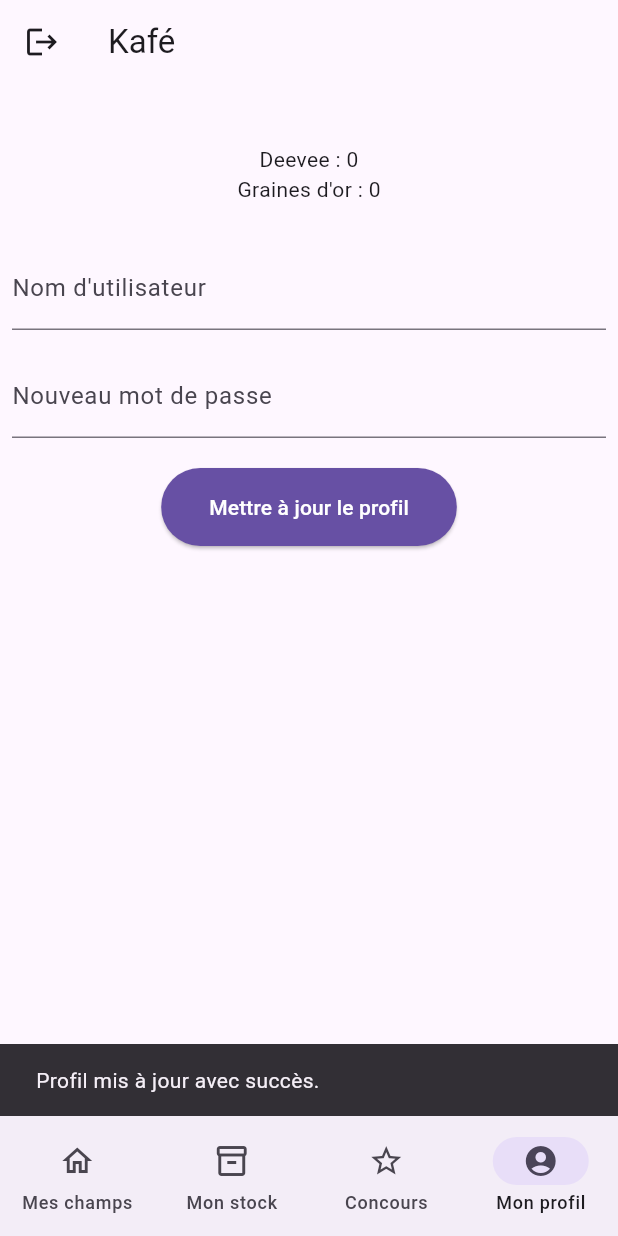
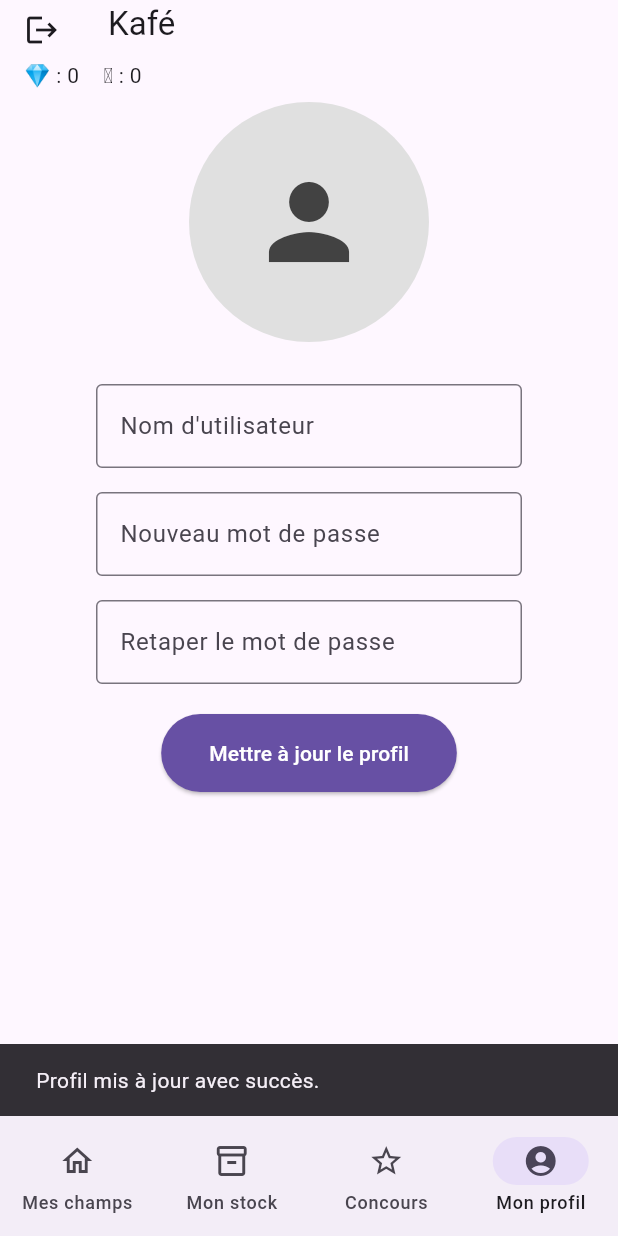
Before and after one commit to iDrack/kafe, a Flutter app: the MainView screen opened by its route, item 4 of the bottom bar chosen, after a tap on "Mettre à jour le profil", on a phone screen of 412 x 824 dp. Run offline on Flutter 3.47's test engine with Material 3 defaults, Android fonts, the phone set to English and light mode, and no system bars; our stand-ins replace cloud_firestore, firebase_auth, firebase_core, flutter_hooks, flutter_riverpod, hooks_riverpod and 1 more; accounts and stored records are empty; generated files the repository leaves out were written again; network calls fail.

Commit message:
Ajout de la fonctionnalité de sélection d'image et création des modèles Champ, Plan, Pousse, et Specificite

```diff
--- /dev/null
+++ b/lib/providers/champ_stream_provider.dart
@@ -0,0 +1,48 @@
+import 'package:cloud_firestore/cloud_firestore.dart';
+import 'package:flutter_riverpod/flutter_riverpod.dart';
+import 'package:kafe/models/champ.dart';
+
+final champStreamProvider =
+    StreamNotifierProvider<ChampStreamNotifier, List<Champ>>(
+      ChampStreamNotifier.new,
+    );
+
+class ChampStreamNotifier extends StreamNotifier<List<Champ>> {
+  @override
+  Stream<List<Champ>> build() {
+    return FirebaseFirestore.instance
+        .collection('champs')
+        .snapshots()
+        .map(
+          (snapshot) =>
+              snapshot.docs
+                  .map((doc) => Champ.fromSnapshot(doc, doc.id))
+                  .toList(),
+        );
+  }
+
+  Future<void> add(Champ champ) async {
+    FirebaseFirestore.instance.collection('champs').add(champ.toDocument());
+  }
+
+  Future<void> updateChamp(Champ champ, String id) async {
+    FirebaseFirestore.instance
+        .collection('champs')
+        .doc(id)
+        .update(champ.toDocument());
+  }
+
+  Stream<List<Champ>> fetchChamps(String userId) {
+    Stream<QuerySnapshot<Map<String, dynamic>>> snapshots;
+    snapshots =
+        FirebaseFirestore.instance
+            .collection('champs')
+            .where('userId', isEqualTo: userId)
+            .snapshots();
+
+    return snapshots.map(
+      (snapshot) =>
+          snapshot.docs.map((doc) => Champ.fromSnapshot(doc, doc.id)).toList(),
+    );
+  }
+}
--- a/lib/views/main_view.dart
+++ b/lib/views/main_view.dart
@@ -4,6 +4,7 @@ import 'package:flutter/material.dart';
 import 'package:flutter_hooks/flutter_hooks.dart';
 import 'package:hooks_riverpod/hooks_riverpod.dart';
 
+import '../models/app_user.dart';
 import '../providers/firebase_auth_provider.dart';
 import '../widgets/logout_widget.dart';
 import 'pages/account_page.dart';
@@ -14,10 +15,11 @@ class MainView extends HookConsumerWidget {
 
   @override
   Widget build(BuildContext context, WidgetRef ref) {
+    final AppUser? user = ref.watch(userProvider);
 
     final selectedIndex = useState(0);
 
-    const List<Widget> widgetOptions = <Widget> [
+    List<Widget> widgetOptions = <Widget> [
       HomePage(),
       Text('Inventaire'),
       Text('Concours'),
@@ -36,17 +38,22 @@ class MainView extends HookConsumerWidget {
       });
       return null;
     });
-    const height = 64.0;
     return DefaultTabController(
           length: 2,
           child: Scaffold(
               appBar: AppBar(
                 title: const Text("Kafé"),
+                bottom: PreferredSize(preferredSize: const Size.fromHeight(12.0), child: Padding(
+                  padding: const EdgeInsets.symmetric(horizontal: 16,vertical: 8.0),
+                  child: Row(children: [
+                    Text("💎 : ${user?.deevee}"),
+                    SizedBox(width: 16.0),
+                    Text("🪙 : ${user?.goldenSeed}"),
+                  ],),
+                )),
                 leading: LogoutWidget(),
               ),
-              body: Center(
-                child: widgetOptions.elementAt(selectedIndex.value),
-              ),
+              body: widgetOptions.elementAt(selectedIndex.value),
             bottomNavigationBar: NavigationBar(
               selectedIndex: selectedIndex.value,
                 onDestinationSelected: onItemTap,
@@ -56,10 +63,6 @@ class MainView extends HookConsumerWidget {
                   NavigationDestination(icon: Icon(Icons.star_border), label: 'Concours'),
                   NavigationDestination(icon: Icon(Icons.account_circle), label: 'Mon profil'),
                 ])
-            /*bottomNavigationBar: const TabBar(tabs: [
-              Tab(icon: Icon(Icons.home),height: height, text: "Accueil",),
-              Tab(icon: Icon(Icons.account_circle), height: height, text: "Profil",),
-            ]),*/
           ),
         );
       }
--- a/lib/views/pages/account_page.dart
+++ b/lib/views/pages/account_page.dart
@@ -6,9 +6,11 @@ import 'package:flutter_hooks/flutter_hooks.dart';
 import 'package:flutter_riverpod/flutter_riverpod.dart';
 import 'package:hooks_riverpod/hooks_riverpod.dart';
 import 'package:cloud_firestore/cloud_firestore.dart';
+import 'package:image_picker/image_picker.dart';
 
 import '../../models/app_user.dart';
 import '../../providers/firebase_auth_provider.dart';
+import '../../widgets/account/profile_avatar.dart';
 import '../../widgets/form/profile_form.dart';
 
 class AccountPage extends HookConsumerWidget {
@@ -45,15 +47,26 @@ class AccountPage extends HookConsumerWidget {
       isLoading.value = false;
     }
 
-    return Padding(
-      padding: const EdgeInsets.only(top: 40),
-      child:
-          isLoading.value
+    Future<void> pickImage(ImageSource source) async {
+      final pickedFile = await ImagePicker().pickImage(source: source);
+
+      if (pickedFile != null) {
+        const SnackBar(content: Text("Impossible d'uploader votre image, functionnalité payante."));
+      }
+    }
+
+    return isLoading.value
               ? const Center(child: CircularProgressIndicator())
-              : Column(
+              : SingleChildScrollView(
+                child: Padding(
+                  padding: const EdgeInsets.symmetric(horizontal: 56),
+                  child: Column(
                     children: [
-                  Text("Deevee : ${user?.deevee}"),
-                  Text("Graines d'or : ${user?.goldenSeed}"),
+                      ProfileAvatar(
+                        imageUrl: null,
+                        onTapGallery: () => pickImage(ImageSource.gallery),
+                        onTapCamera: () => pickImage(ImageSource.camera),
+                      ),
                       const SizedBox(height: 20),
                       ProfileForm(
                         onSubmit:
@@ -63,6 +76,7 @@ class AccountPage extends HookConsumerWidget {
                       const SizedBox(height: 20),
                     ],
                   ),
+                ),
               );
   }
 }
--- a/lib/views/pages/home_page.dart
+++ b/lib/views/pages/home_page.dart
@@ -1,6 +1,9 @@
 import 'package:flutter/material.dart';
 import 'package:flutter_hooks/flutter_hooks.dart';
 import 'package:hooks_riverpod/hooks_riverpod.dart';
+import 'package:kafe/widgets/champs/champ_filtered_list.dart';
+
+import '../../models/app_user.dart';
 
 class HomePage extends HookConsumerWidget {
   const HomePage({super.key});
@@ -11,6 +14,8 @@ class HomePage extends HookConsumerWidget {
     final chosenPollType = useState(PollType.pollActive);*/
     final searchValue = useState("");
     final isNotEmpty = useState(false);
+
+
 /*
 
     useEffect(() {
@@ -24,13 +29,13 @@ class HomePage extends HookConsumerWidget {
 
     return Column(
       children: [
-        //Ajouter une search bar ici
         Row(
           mainAxisAlignment: MainAxisAlignment.end,
           children: [
             Text("wip")
           ],
         ),
+        Expanded(child: ChampFilteredList())
       ],
     );
   }
--- /dev/null
+++ b/lib/widgets/account/profile_avatar.dart
@@ -0,0 +1,69 @@
+import 'package:flutter/material.dart';
+import 'package:hooks_riverpod/hooks_riverpod.dart';
+
+class ProfileAvatar extends StatelessWidget {
+
+  final String? imageUrl;
+  final double radius;
+  final VoidCallback? onTapGallery;
+  final VoidCallback? onTapCamera;
+
+  const ProfileAvatar({
+    super.key,
+    this.imageUrl,
+    this.radius = 80.0,
+    this.onTapGallery,
+    this.onTapCamera,
+  });
+
+  @override
+  Widget build(BuildContext context) {
+
+    return GestureDetector(
+      onTap: () {
+        showModalBottomSheet(
+          context: context,
+          builder: (context) => Column(
+            mainAxisSize: MainAxisSize.min,
+            children: [
+              ListTile(
+                leading: const Icon(Icons.photo_library),
+                title: const Text('Choisir depuis la galerie'),
+                onTap: () {
+                  Navigator.of(context).pop();
+                  if (onTapGallery != null)  {
+                    onTapGallery!();
+                  }
+                },
+              ),
+              ListTile(
+                leading: const Icon(Icons.camera_alt),
+                title: const Text('Prendre une photo'),
+                onTap: () {
+                  Navigator.of(context).pop();
+                  if (onTapCamera != null) {
+                    onTapCamera!();
+                  }
+                },
+              ),
+            ],
+          )
+          );
+        },
+      child: CircleAvatar(
+            radius: radius,
+            backgroundImage: imageUrl != null
+              ? NetworkImage(imageUrl!)
+              : null,
+            backgroundColor: Colors.grey[300],
+            child: imageUrl == null
+                ? Icon(
+                    Icons.person,
+                    size: radius,
+                    color: Colors.grey[800],
+                  )
+                : null,
+          ),
+      );
+  }
+}
--- /dev/null
+++ b/lib/widgets/champs/champ_filtered_list.dart
@@ -0,0 +1,37 @@
+import 'package:flutter/material.dart';
+import 'package:flutter/src/widgets/framework.dart';
+import 'package:hooks_riverpod/hooks_riverpod.dart';
+import 'package:kafe/models/app_user.dart';
+import 'package:kafe/models/champ.dart';
+import 'package:kafe/providers/champ_stream_provider.dart';
+import 'package:kafe/widgets/champs/champ_list.dart';
+
+import '../../providers/firebase_auth_provider.dart';
+
+class ChampFilteredList extends HookConsumerWidget {
+  const ChampFilteredList({super.key});
+
+  @override
+  Widget build(BuildContext context, WidgetRef ref) {
+    final AppUser? user = ref.watch(userProvider);
+
+    fetchChamps() {
+      if(user == null) return null;
+      return ref.watch(champStreamProvider.notifier).fetchChamps(user.uuid);
+    }
+
+    return StreamBuilder<List<Champ>>(
+      stream: fetchChamps(),
+      builder: (context, snapshot) {
+        if (snapshot.connectionState == ConnectionState.waiting) {
+          return const Center(child: CircularProgressIndicator());
+        } else if (snapshot.hasError) {
+          return Center(child: Text(snapshot.error.toString()));
+        } else if (snapshot.hasData) {
+          return ChampList(champs: snapshot.data!);
+        }
+        return const Center(child: Text("Aucun champ n'éxiste."));
+      },
+    );
+  }
+}
--- /dev/null
+++ b/lib/widgets/champs/champ_list.dart
@@ -0,0 +1,32 @@
+import 'package:flutter/cupertino.dart';
+import 'package:hooks_riverpod/hooks_riverpod.dart';
+
+import '../../models/champ.dart';
+import 'champ_card.dart';
+
+class ChampList extends HookConsumerWidget {
+  List<Champ> champs;
+
+  ChampList({super.key, required this.champs});
+
+  @override
+  Widget build(BuildContext context, WidgetRef ref) {
+    return champs.isEmpty
+        ? Center(
+      child: Text(
+        "Rien à afficher.",
+      ),
+    )
+        : ListView(
+      shrinkWrap: true,
+      children: champs
+          .map((champ) => Padding(
+        padding: const EdgeInsets.all(8),
+        child: ChampCard(
+          champ: champ,
+        ),
+      ))
+          .toList(),
+    );
+  }
+}
--- a/lib/widgets/form/profile_form.dart
+++ b/lib/widgets/form/profile_form.dart
@@ -1,56 +1,58 @@
 import 'package:kafe/widgets/form/submit_button.dart';
     import 'package:kafe/widgets/form/text_input.dart';
     import 'package:flutter/material.dart';
-import 'package:flutter_riverpod/flutter_riverpod.dart';
+    import 'package:flutter_hooks/flutter_hooks.dart';
+    import 'package:hooks_riverpod/hooks_riverpod.dart';
 
     import '../../providers/firebase_auth_provider.dart';
 
-class ProfileForm extends ConsumerStatefulWidget {
-
+    class ProfileForm extends HookConsumerWidget {
       final void Function(String? newUsername, String? newPassword) onSubmit;
 
       const ProfileForm({super.key, required this.onSubmit});
 
       @override
-  _ProfileFormState createState() => _ProfileFormState();
-}
+      Widget build(BuildContext context, WidgetRef ref) {
+        final _formKey = GlobalKey<FormState>();
+        final usernameController = useTextEditingController();
+        final passwordController = useTextEditingController();
+        final secondPasswordController = useTextEditingController();
 
-class _ProfileFormState extends ConsumerState<ProfileForm> {
-
-  final _formKey = GlobalKey<FormState>();
-  final _usernameController = TextEditingController();
-  final _passwordController = TextEditingController();
-
-  @override
-  void initState() {
-    super.initState();
+        // Initialisation du nom d'utilisateur à partir de l'état utilisateur
+        useEffect(() {
           final user = ref.read(userProvider.notifier).state;
           if (user != null) {
-      _usernameController.text = user.name;
+            usernameController.text = user.name;
           }
-  }
+          return null; // Pas de cleanup nécessaire
+        }, []);
 
         void _updateProfile() {
+          if (passwordController.text != secondPasswordController.text) {
+            ScaffoldMessenger.of(context).showSnackBar(
+              const SnackBar(
+                content: Text('Les mots de passes ne correspondent pas.'),
+              ),
+            );
+            return;
+          }
           final isValid = _formKey.currentState!.validate();
           FocusScope.of(context).unfocus();
 
           if (isValid) {
             _formKey.currentState!.save();
 
-      final String? newUsername =_usernameController.text.trim().isNotEmpty
-       ?_usernameController.text.trim()
-       : null ;
-      final String? newPassword = _passwordController.text.trim().isNotEmpty
-       ?_passwordController.text.trim()
-       : null ;
+            final String? newUsername = usernameController.text.trim().isNotEmpty
+                ? usernameController.text.trim()
+                : null;
+            final String? newPassword = passwordController.text.trim().isNotEmpty
+                ? passwordController.text.trim()
+                : null;
 
-      widget.onSubmit(newUsername, newPassword);
+            onSubmit(newUsername, newPassword);
           }
         }
 
-
-  @override
-  Widget build(BuildContext context) {
         return Center(
           child: Form(
             key: _formKey,
@@ -59,19 +61,34 @@ class _ProfileFormState extends ConsumerState<ProfileForm> {
               children: <Widget>[
                 Padding(
                   padding: const EdgeInsets.all(8.0),
-              child: TextInput(
-                label: 'Nom d\'utilisateur',
-                controller: _usernameController,
-                emptyAllowed: true,
+                  child: TextFormField(
+                    controller: usernameController,
+                    decoration: InputDecoration(
+                      labelText: 'Nom d\'utilisateur',
+                      border: OutlineInputBorder(),
+                    ),
                   ),
                 ),
                 Padding(
                   padding: const EdgeInsets.all(8.0),
-              child: TextInput(
-                label: 'Nouveau mot de passe',
-                controller: _passwordController,
+                  child: TextFormField(
+                    controller: passwordController,
                     obscureText: true,
-                emptyAllowed: true,
+                    decoration: InputDecoration(
+                      labelText: 'Nouveau mot de passe',
+                      border: OutlineInputBorder(),
+                    ),
+                  ),
+                ),
+                Padding(
+                  padding: const EdgeInsets.all(8.0),
+                  child: TextFormField(
+                    controller: secondPasswordController,
+                    obscureText: true,
+                    decoration: InputDecoration(
+                      labelText: 'Retaper le mot de passe',
+                      border: OutlineInputBorder(),
+                    ),
                   ),
                 ),
                 const SizedBox(height: 12),
--- a/pubspec.yaml
+++ b/pubspec.yaml
@@ -41,6 +41,7 @@ dependencies:
   hooks_riverpod: ^2.6.1
   firebase_auth: ^5.5.2
   cloud_firestore: ^5.6.6
+  image_picker: ^1.1.2
 
 dev_dependencies:
   flutter_test:
```
Also changed, not shown: lib/models/champ.dart (added, +47 -0 lines), lib/models/kafe.dart (added, +74 -0 lines), lib/models/plan.dart (added, +23 -0 lines), lib/models/pousse.dart (added, +32 -0 lines), lib/models/specificite.dart (added, +10 -0 lines), lib/views/signin_view.dart (+16 -13 lines), lib/widgets/champs/champ_card.dart (added, +16 -0 lines), pubspec.lock, 5 other files. Lines whose indentation alone changed are shown as unchanged.
